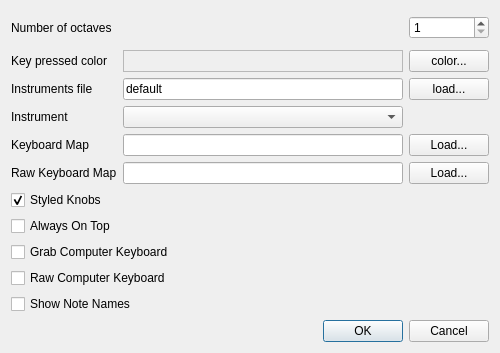
Above: trunk/src/preferences.ui from svn2github/vmpk before the change. Below: the same form after it.
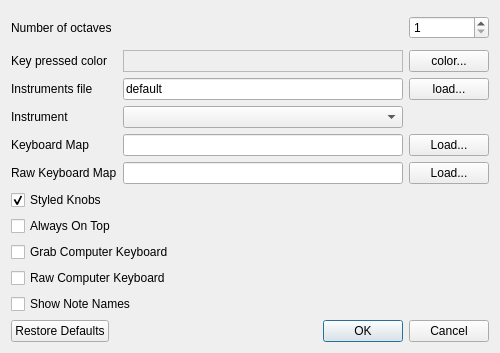
That is the form after the change.

Commit message: * Preferences: reset defaults.

What changed in the file:
```diff
--- a/trunk/src/preferences.ui
+++ b/trunk/src/preferences.ui
@@ -266,7 +266,7 @@
    <item row="11" column="0" colspan="3">
     <widget class="QDialogButtonBox" name="buttonBox">
      <property name="standardButtons">
-      <set>QDialogButtonBox::Cancel|QDialogButtonBox::Ok</set>
+      <set>QDialogButtonBox::Cancel|QDialogButtonBox::Ok|QDialogButtonBox::RestoreDefaults</set>
      </property>
     </widget>
    </item>
```
The commit also changes 5 other files.
